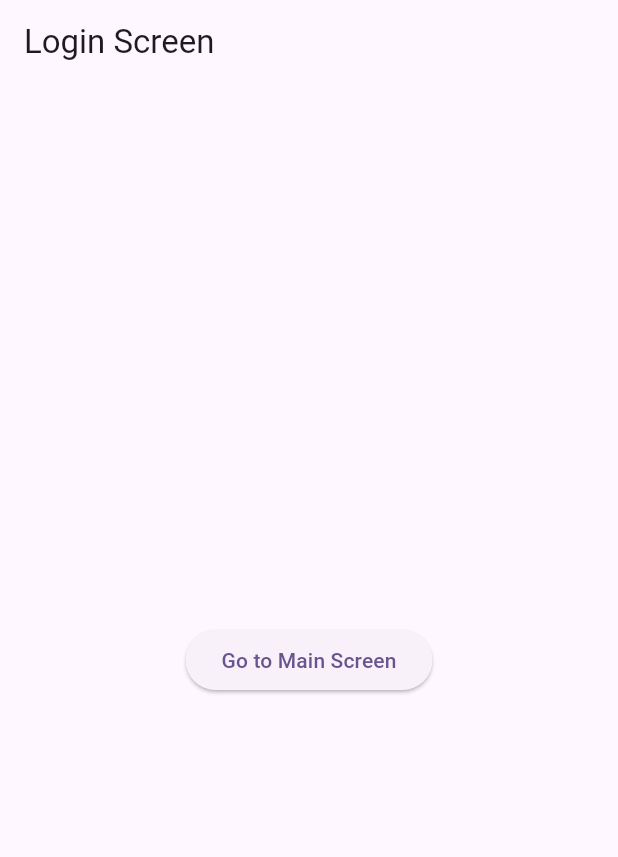
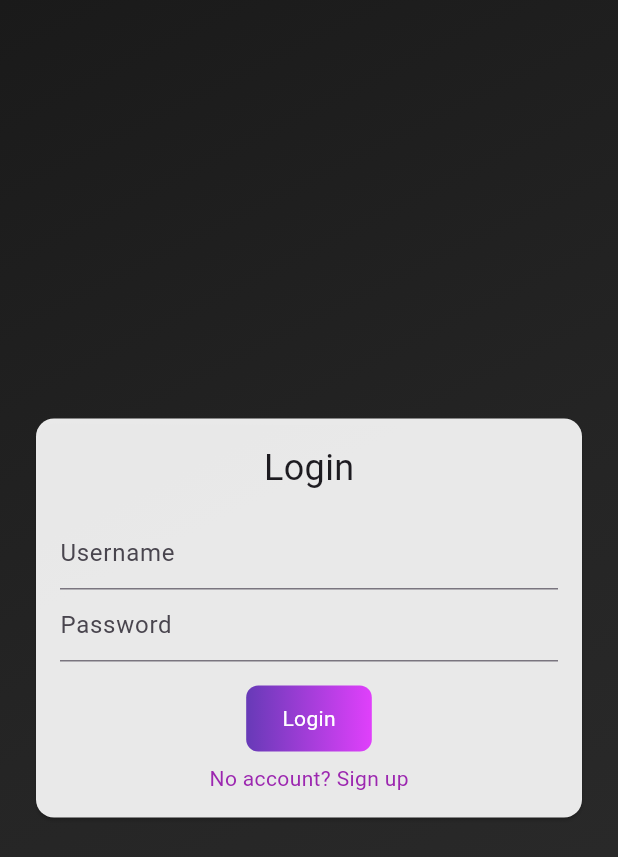
Before and after one commit to GP8-Gokul/Contextual-Content-Creation-Application, a Flutter app: the screen it shows after launch, on a phone screen of 412 x 824 dp. Shown: the top 857 px of the screen. Run offline on Flutter 3.47's test engine with Material 3 defaults, Android fonts, the light colour scheme and no system bars; our stand-ins replace file_picker.

Commit message:
login page updated

```diff
--- a/frontend/cccapp/lib/screens/login_screen.dart
+++ b/frontend/cccapp/lib/screens/login_screen.dart
@@ -1,29 +1,199 @@
-import 'package:cccapp/screens/main_screen.dart';
 import 'package:flutter/material.dart';
 
 class LoginScreen extends StatefulWidget {
-  const LoginScreen({super.key});
+  const LoginScreen({Key? key}) : super(key: key);
   static String routeName = 'login_screen';
 
   @override
-  State<LoginScreen> createState() => _LoginScreenState();
+  _LoginScreenState createState() => _LoginScreenState();
 }
 
 class _LoginScreenState extends State<LoginScreen> {
+  bool isLogin = true;
+  String? _errorMessage;
+
+  final _usernameController = TextEditingController();
+  final _emailController = TextEditingController();
+  final _passwordController = TextEditingController();
+  final _confirmController = TextEditingController();
+
+  static const Color backgroundStart = Color(0xFF1A1A1A);
+  static const Color backgroundMid = Color(0xFF252525);
+  static const Color backgroundEnd = Color(0xFF2D2D2D);
+
+  void _handleLoginPress() {
+    if (_usernameController.text.isEmpty) {
+      setState(() => _errorMessage = "Username cannot be empty");
+      return;
+    }
+    if (_passwordController.text.length < 6) {
+      setState(() => _errorMessage = "Password too short");
+      return;
+    }
+    setState(() => _errorMessage = null);
+    // TODO: Proceed with login
+  }
+
+  void _handleSignupPress() {
+    if (_usernameController.text.isEmpty) {
+      setState(() => _errorMessage = "Username cannot be empty");
+      return;
+    }
+    if (_emailController.text.isEmpty || !_emailController.text.contains('@')) {
+      setState(() => _errorMessage = "Enter a valid email");
+      return;
+    }
+    if (_passwordController.text.length < 6) {
+      setState(() => _errorMessage = "Password too short");
+      return;
+    }
+    if (_passwordController.text != _confirmController.text) {
+      setState(() => _errorMessage = "Passwords do not match");
+      return;
+    }
+    setState(() => _errorMessage = null);
+    // TODO: Proceed with signup
+  }
+
   @override
   Widget build(BuildContext context) {
     return Scaffold(
-      appBar: AppBar(
-        title: const Text('Login Screen'),
-      ),
-      body: Center(
-        child: ElevatedButton(
-          onPressed: () {
-            Navigator.pushNamed(context, MainScreen.routeName);
-          },
-          child: const Text('Go to Main Screen'),
+      body: Container(
+        decoration: const BoxDecoration(
+          gradient: LinearGradient(
+            begin: Alignment.topLeft,
+            end: Alignment.bottomRight,
+            colors: [backgroundStart, backgroundMid, backgroundEnd],
+            stops: [0.0, 0.5, 1.0],
+          ),
+        ),
+        child: Center(
+          child: Column(
+            mainAxisAlignment: MainAxisAlignment.center,
+            children: [
+              if (_errorMessage != null)
+                Padding(
+                  padding: const EdgeInsets.all(8.0),
+                  child: Text(
+                    _errorMessage!,
+                    style: const TextStyle(color: Colors.red),
+                  ),
+                ),
+              AnimatedCrossFade(
+                duration: const Duration(milliseconds: 500),
+                firstChild: _buildLogin(),
+                secondChild: _buildSignup(),
+                crossFadeState: isLogin
+                    ? CrossFadeState.showFirst
+                    : CrossFadeState.showSecond,
+              ),
+            ],
+          ),
         ),
       ),
     );
   }
+
+  Widget _buildLogin() {
+    return _AuthCard(
+      title: "Login",
+      fields: [
+        _buildTextField(_usernameController, "Username"),
+        _buildTextField(_passwordController, "Password", obscureText: true),
+      ],
+      buttonText: "Login",
+      switchText: "No account? Sign up",
+      onActionPressed: _handleLoginPress,
+      onSwitchPressed: () => setState(() => isLogin = false),
+    );
+  }
+
+  Widget _buildSignup() {
+    return _AuthCard(
+      title: "Signup",
+      fields: [
+        _buildTextField(_usernameController, "Username"),
+        _buildTextField(_emailController, "Email"),
+        _buildTextField(_passwordController, "Password", obscureText: true),
+        _buildTextField(_confirmController, "Confirm Password",
+            obscureText: true),
+      ],
+      buttonText: "Sign Up",
+      switchText: "Have an account? Login",
+      onActionPressed: _handleSignupPress,
+      onSwitchPressed: () => setState(() => isLogin = true),
+    );
+  }
+
+  Widget _buildTextField(TextEditingController controller, String hint,
+      {bool obscureText = false}) {
+    return TextField(
+      controller: controller,
+      obscureText: obscureText,
+      decoration: InputDecoration(hintText: hint),
+    );
+  }
 }
+
+class _AuthCard extends StatelessWidget {
+  final String title;
+  final List<Widget> fields;
+  final String buttonText;
+  final String switchText;
+  final VoidCallback onActionPressed;
+  final VoidCallback onSwitchPressed;
+
+  const _AuthCard({
+    required this.title,
+    required this.fields,
+    required this.buttonText,
+    required this.switchText,
+    required this.onActionPressed,
+    required this.onSwitchPressed,
+  });
+
+  @override
+  Widget build(BuildContext context) {
+    return Card(
+      color: Colors.white.withOpacity(0.9),
+      margin: const EdgeInsets.all(24),
+      child: Padding(
+        padding: const EdgeInsets.all(16),
+        child: Column(
+          mainAxisSize: MainAxisSize.min,
+          children: [
+            Text(title, style: const TextStyle(fontSize: 24)),
+            const SizedBox(height: 16),
+            ...fields,
+            const SizedBox(height: 16),
+            _buildGradientButton(buttonText, onActionPressed),
+            const SizedBox(height: 8),
+            GestureDetector(
+              onTap: onSwitchPressed,
+              child: Text(
+                switchText,
+                style: const TextStyle(color: Colors.purple),
+              ),
+            ),
+          ],
+        ),
+      ),
+    );
+  }
+
+  Widget _buildGradientButton(String text, VoidCallback onPressed) {
+    return InkWell(
+      onTap: onPressed,
+      child: Container(
+        padding: const EdgeInsets.symmetric(vertical: 12, horizontal: 24),
+        decoration: BoxDecoration(
+          gradient: const LinearGradient(
+            colors: [Colors.deepPurple, Colors.purpleAccent],
+          ),
+          borderRadius: BorderRadius.circular(8),
+        ),
+        child: Text(text, style: const TextStyle(color: Colors.white)),
+      ),
+    );
+  }
+}
```
